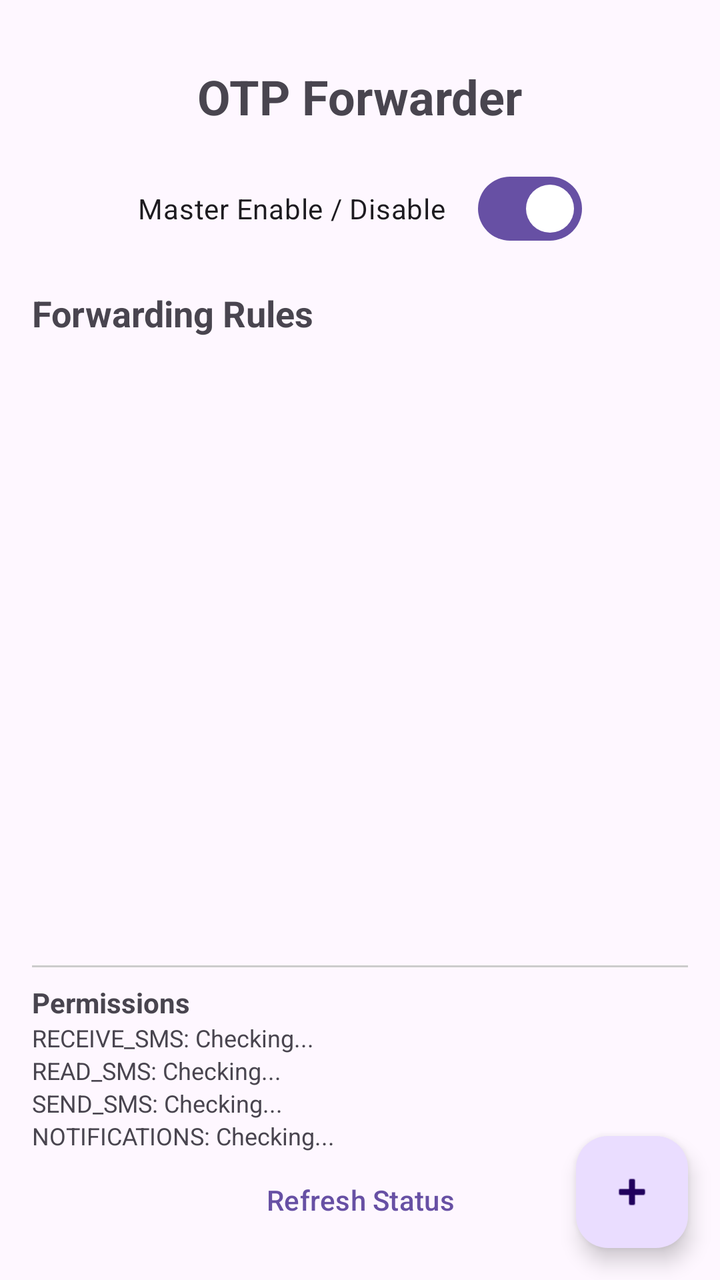
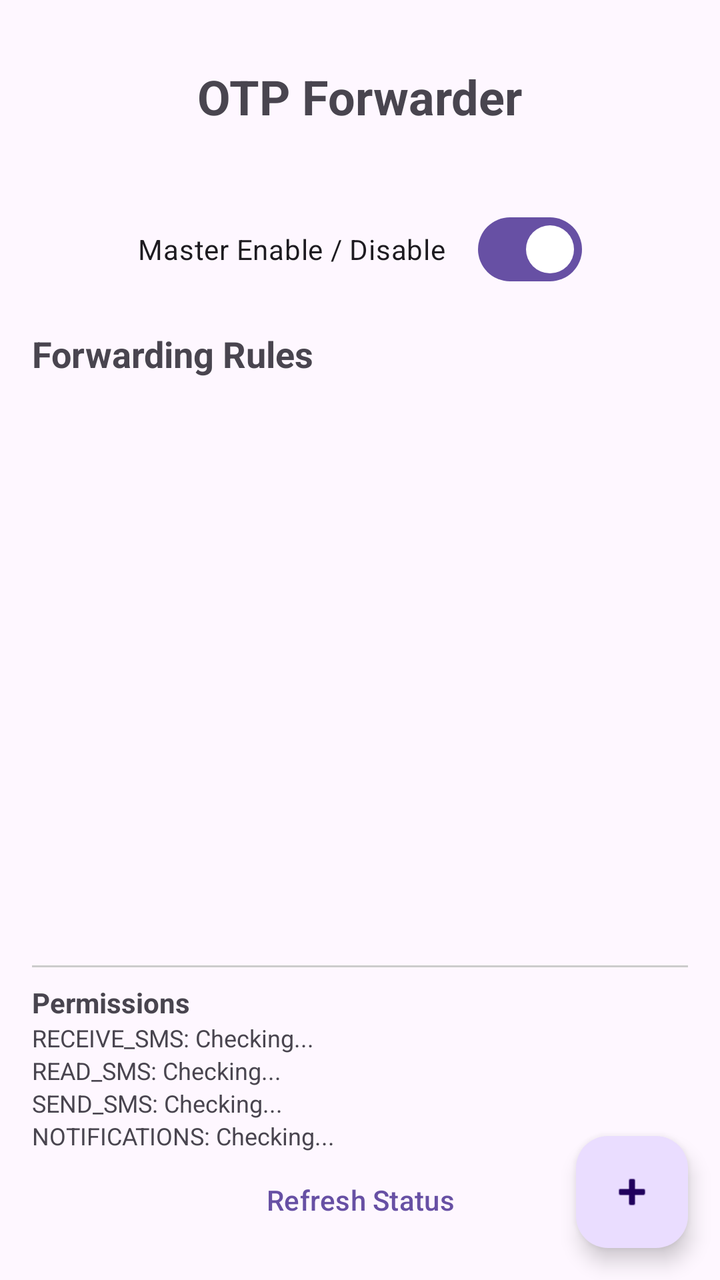

Before-and-after screenshots of an Android layout around one commit, followed by the original layout XML and the change that was made.
<!-- AndroidManifest.xml: application theme Theme.OTPForwarder -->
<!-- res/layout/activity_main.xml -->
<?xml version="1.0" encoding="utf-8"?>
<androidx.coordinatorlayout.widget.CoordinatorLayout xmlns:android="http://schemas.android.com/apk/res/android"
    xmlns:app="http://schemas.android.com/apk/res-auto"
    android:layout_width="match_parent"
    android:layout_height="match_parent">

    <LinearLayout
        android:layout_width="match_parent"
        android:layout_height="match_parent"
        android:orientation="vertical"
        android:padding="16dp">

        <TextView
            android:layout_width="wrap_content"
            android:layout_height="wrap_content"
            android:text="OTP Forwarder"
            android:textSize="24sp"
            android:textStyle="bold"
            android:layout_gravity="center_horizontal"
            android:layout_marginTop="16dp"
            android:layout_marginBottom="16dp" />

        <com.google.android.material.materialswitch.MaterialSwitch
            android:id="@+id/switchMaster"
            android:layout_width="wrap_content"
            android:layout_height="wrap_content"
            android:text="@string/master_enable_disable"
            android:checked="true"
            android:layout_gravity="center_horizontal"
            android:layout_marginBottom="16dp" />

        <TextView
            android:layout_width="wrap_content"
            android:layout_height="wrap_content"
            android:text="Forwarding Rules"
            android:textSize="18sp"
            android:textStyle="bold"
            android:layout_marginBottom="8dp" />

        <androidx.recyclerview.widget.RecyclerView
            android:id="@+id/recyclerConfigs"
            android:layout_width="match_parent"
            android:layout_height="0dp"
            android:layout_weight="1"
            android:clipToPadding="false"
            android:paddingBottom="80dp" />

        <View
            android:layout_width="match_parent"
            android:layout_height="1dp"
            android:background="#CCCCCC"
            android:layout_marginTop="8dp"
            android:layout_marginBottom="8dp" />

        <TextView
            android:layout_width="wrap_content"
            android:layout_height="wrap_content"
            android:text="Permissions"
            android:textStyle="bold" />

        <LinearLayout
            android:layout_width="match_parent"
            android:layout_height="wrap_content"
            android:orientation="vertical">

            <TextView
                android:id="@+id/statusReceiveSms"
                android:layout_width="wrap_content"
                android:layout_height="wrap_content"
                android:textSize="12sp"
                android:text="RECEIVE_SMS: Checking..." />

            <TextView
                android:id="@+id/statusReadSms"
                android:layout_width="wrap_content"
                android:layout_height="wrap_content"
                android:textSize="12sp"
                android:text="READ_SMS: Checking..." />

            <TextView
                android:id="@+id/statusSendSms"
                android:layout_width="wrap_content"
                android:layout_height="wrap_content"
                android:textSize="12sp"
                android:text="SEND_SMS: Checking..." />

            <TextView
                android:id="@+id/statusNotifications"
                android:layout_width="wrap_content"
                android:layout_height="wrap_content"
                android:textSize="12sp"
                android:text="NOTIFICATIONS: Checking..." />
        </LinearLayout>

        <Button
            android:id="@+id/btnRefresh"
            android:layout_width="wrap_content"
            android:layout_height="wrap_content"
            android:text="Refresh Status"
            style="@style/Widget.Material3.Button.TextButton"
            android:layout_gravity="center_horizontal" />

    </LinearLayout>

    <com.google.android.material.floatingactionbutton.FloatingActionButton
        android:id="@+id/fabAddConfig"
        android:layout_width="wrap_content"
        android:layout_height="wrap_content"
        android:layout_gravity="bottom|end"
        android:layout_margin="16dp"
        android:contentDescription="Add Configuration"
        app:srcCompat="@android:drawable/ic_input_add" />

</androidx.coordinatorlayout.widget.CoordinatorLayout>
<!-- resources referenced by this layout -->
<resources>
  <string name="master_enable_disable">Master Enable / Disable</string>
  <style name="Theme.OTPForwarder" parent="Theme.Material3.DayNight.NoActionBar" />
</resources>

<!-- the commit's change to res/layout/activity_main.xml (unified diff, before → after) -->
@@ -18,7 +18,16 @@
             android:textStyle="bold"
             android:layout_gravity="center_horizontal"
             android:layout_marginTop="16dp"
-            android:layout_marginBottom="16dp" />
+            android:layout_marginBottom="4dp" />
+
+        <TextView
+            android:id="@+id/textAppVersion"
+            android:layout_width="wrap_content"
+            android:layout_height="wrap_content"
+            android:layout_gravity="center_horizontal"
+            android:layout_marginBottom="16dp"
+            android:textColor="?attr/colorOnSurfaceVariant"
+            android:textSize="12sp" />
 
         <com.google.android.material.materialswitch.MaterialSwitch
             android:id="@+id/switchMaster"
